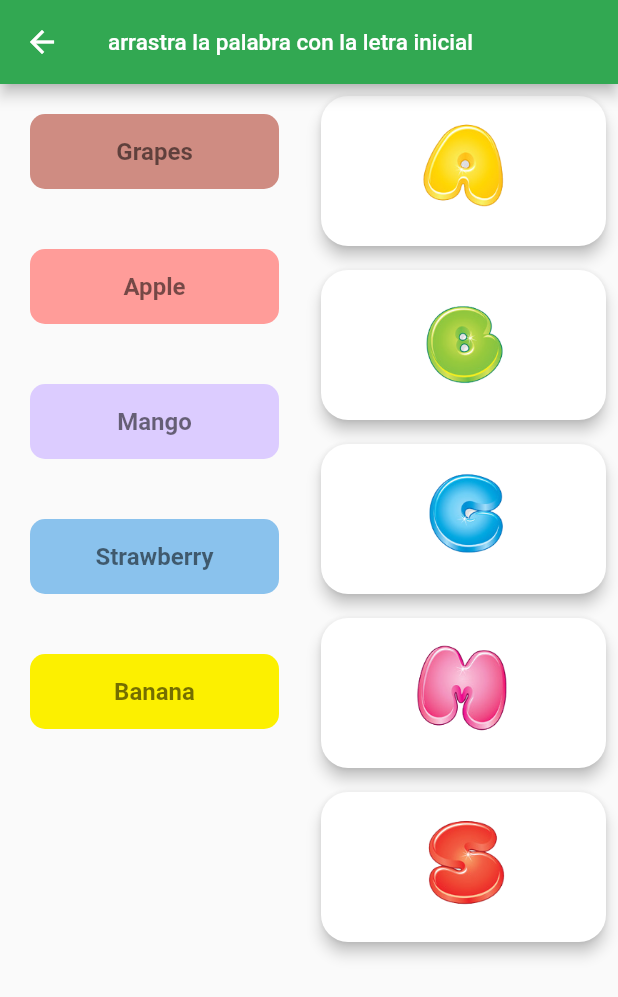
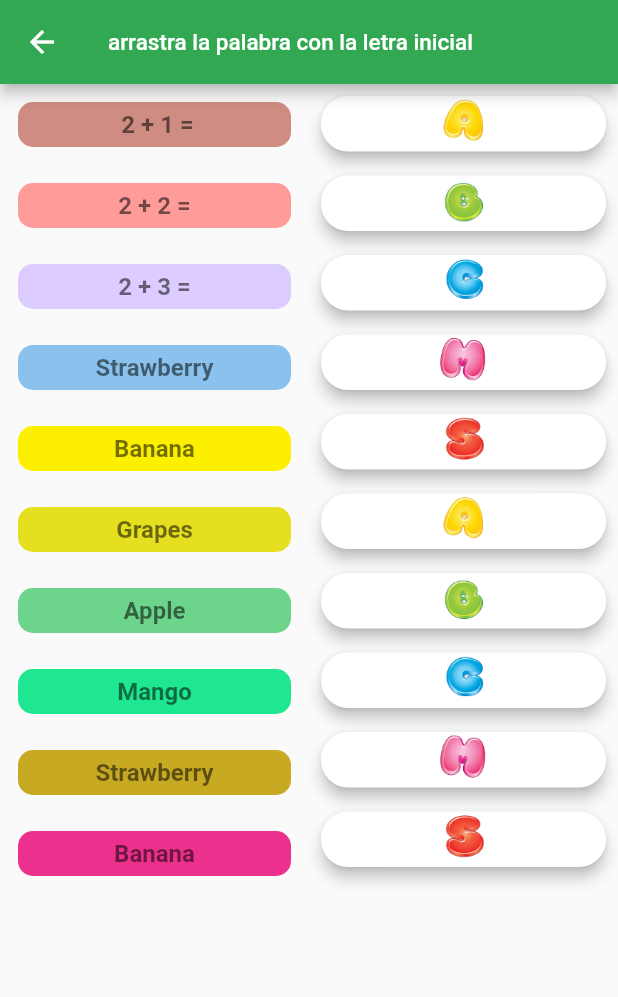
Before and after one commit to Tyraelgallen/pikaritos, a Flutter app: the FruitSelectApp screen opened by its route, on a phone screen of 412 x 824 dp. Shown: the top 997 px of the screen. Run offline on Flutter 3.47's test engine with Material 2 defaults, Android fonts, the phone set to English and light mode, and no system bars; missing offline and left inert: flutter_state_notifier, scribble, soundpool.

Commit message:
cambios de pantalla

```diff
--- a/lib/pages/drag_drop_colores.dart
+++ b/lib/drag&drop/drag_drop_colores.dart
@@ -1,4 +1,5 @@
 import 'package:flutter/material.dart';
+import 'package:leer_escribir/styles.dart/styles.dart';
 
 class FruitSelectApp extends StatefulWidget {
   const FruitSelectApp({Key? key}) : super(key: key);
@@ -90,14 +91,14 @@ class FruitNameCard extends StatelessWidget {
   @override
   Widget build(BuildContext context) {
     return Container(
-      height: 50,
-      width: 140,
+      height: 30,
+      width: 50,
       alignment: Alignment.center,
       decoration: BoxDecoration(
         color: item.color,
         borderRadius: BorderRadius.circular(10.0),
       ),
-      margin: const EdgeInsets.all(20),
+      margin: const EdgeInsets.all(12),
       child: Text(
         item.name,
         textAlign: TextAlign.center,
@@ -132,8 +133,8 @@ class FruitImagesView extends StatelessWidget {
         color: highlighted ? const Color(0xFFF64209) : Colors.white,
         child: Padding(
           padding: const EdgeInsets.symmetric(
-            horizontal: 10.0,
-            vertical: 16.0,
+            horizontal: 5.0,
+            vertical: 1.0,
           ),
           child: Column(
             mainAxisSize: MainAxisSize.min,
@@ -141,9 +142,9 @@ class FruitImagesView extends StatelessWidget {
               Image(
                 image: AssetImage(fruitImage.image),
                 fit: BoxFit.cover,
-                height: 60,
+                height: 30,
               ),
-              const SizedBox(height: 8.0),
+              const SizedBox(height: 5.0),
               Visibility(
                 visible: fruitImage.isCorrect,
                 child: Text(
@@ -165,14 +166,25 @@ class FruitImagesView extends StatelessWidget {
 }
 
 const List<FruitItem> fruitNameList = [
-  FruitItem(name: 'Grapes', id: 1, color: Color(0xFFcf8c82)),
-  FruitItem(name: 'Apple', id: 2, color: Color(0xFFFF9C99)),
-  FruitItem(name: 'Mango', id: 3, color: Color(0xFFdcccff)),
+  FruitItem(name: ' 2 + 1 = ', id: 1, color: Color(0xFFcf8c82)),
+  FruitItem(name: '2 + 2 =', id: 2, color: Color(0xFFFF9C99)),
+  FruitItem(name: '2 + 3 =', id: 3, color: Color(0xFFdcccff)),
   FruitItem(name: 'Strawberry', id: 4, color: Color(0xFF8ac2ed)),
   FruitItem(name: 'Banana', id: 5, color: Color(0xFFfcf000)),
+  FruitItem(name: 'Grapes', id: 1, color: Color.fromARGB(255, 230, 223, 31)),
+  FruitItem(name: 'Apple', id: 2, color: Color.fromARGB(255, 109, 212, 140)),
+  FruitItem(name: 'Mango', id: 3, color: Color.fromARGB(255, 31, 230, 144)),
+  FruitItem(
+      name: 'Strawberry', id: 4, color: Color.fromARGB(255, 200, 169, 34)),
+  FruitItem(name: 'Banana', id: 5, color: Color.fromARGB(255, 235, 48, 141)),
 ];
 
 List<FruitImage> fruitImages = [
+  FruitImage(name: '2 + 1 ', image: "assets/fruits/apple.png"),
+  FruitImage(name: 'Banana', image: "assets/fruits/banana.png"),
+  FruitImage(name: 'Grapes', image: "assets/fruits/grape.png"),
+  FruitImage(name: 'Mango', image: "assets/fruits/mango.png"),
+  FruitImage(name: 'Strawberry', image: "assets/fruits/strawberry.png"),
   FruitImage(name: 'Apple', image: "assets/fruits/apple.png"),
   FruitImage(name: 'Banana', image: "assets/fruits/banana.png"),
   FruitImage(name: 'Grapes', image: "assets/fruits/grape.png"),
--- a/lib/main.dart
+++ b/lib/main.dart
@@ -1,11 +1,12 @@
 import 'package:flutter/material.dart';
 import 'package:leer_escribir/colors/colors.dart';
+import 'package:leer_escribir/drag&drop/howfeel.dart';
 import 'package:leer_escribir/figuras_geometricas/figurasgeomet.dart';
-import 'package:leer_escribir/pages/drag_drop_colores.dart';
+import 'package:leer_escribir/drag&drop/drag_drop_colores.dart';
 import 'package:leer_escribir/sound_vocales/abcd.dart';
 import 'package:leer_escribir/pages/home.dart';
 import 'package:leer_escribir/pages/menu.dart';
-import 'package:leer_escribir/pages/menu_colorea.dart';
+import 'package:leer_escribir/vocales%20alfabeto%20numeros%20colorear/menu_colorea.dart';
 import 'package:leer_escribir/sound_vocales/vocales.dart';
 
 void main() {
@@ -30,6 +31,7 @@ class MyApp extends StatelessWidget {
         'abc': (context) => const AbcScreen(),
         'figurasgeom': (context) => const FigurasGeometricas(),
         'colors': (context) => const ColorsPage(),
+        'motion': (context) => const Motion(),
       },
     );
   }
--- a/lib/pages/menu_colorea.dart
+++ b/lib/vocales alfabeto numeros colorear/menu_colorea.dart
@@ -1,6 +1,6 @@
 import 'package:flutter/material.dart';
 import 'package:leer_escribir/images.dart';
-import 'package:leer_escribir/pages/draw_page.dart';
+import 'package:leer_escribir/vocales%20alfabeto%20numeros%20colorear/draw_page.dart';
 import 'package:leer_escribir/styles.dart/styles.dart';
 
 class MenuColorea extends StatelessWidget {
```
Also changed, not shown: lib/colors/colors.dart (+4 -4 lines), lib/drag&drop/howfeel.dart (+15 -2 lines), lib/pages/menu.dart (+15 -2 lines), lib/de_cero_a_alfabetico/leer_escribir_escuchar.dart (renamed from lib/pages/leer_escribir_escuchar.dart), lib/de_cero_a_alfabetico/yo.dart (renamed from lib/drag&drop/yo.dart), lib/vocales alfabeto numeros colorear/draw_page.dart (renamed from lib/pages/draw_page.dart), 1 other file.
